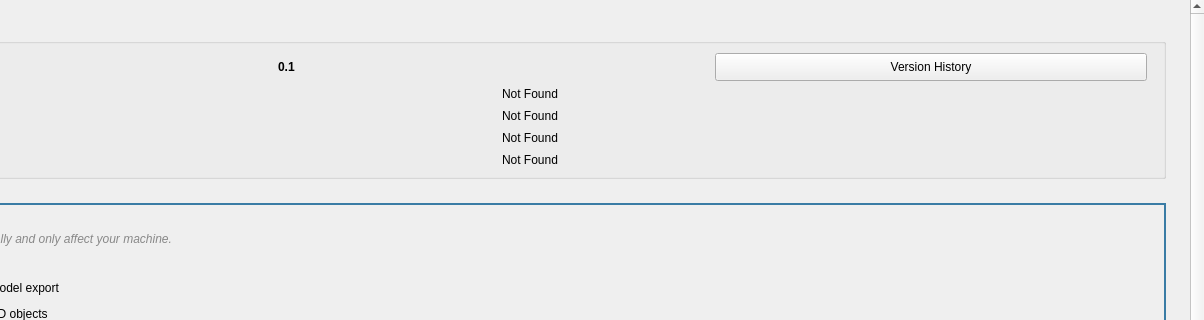
The window that resources/ui/tabs/settings.ui (cpt-cabbage/luma_tools) describes before a commit, drawn with Qt 5; both pictures show x 196 to 1400 and y 0 to 320 of the 1400 by 850 pixel window.
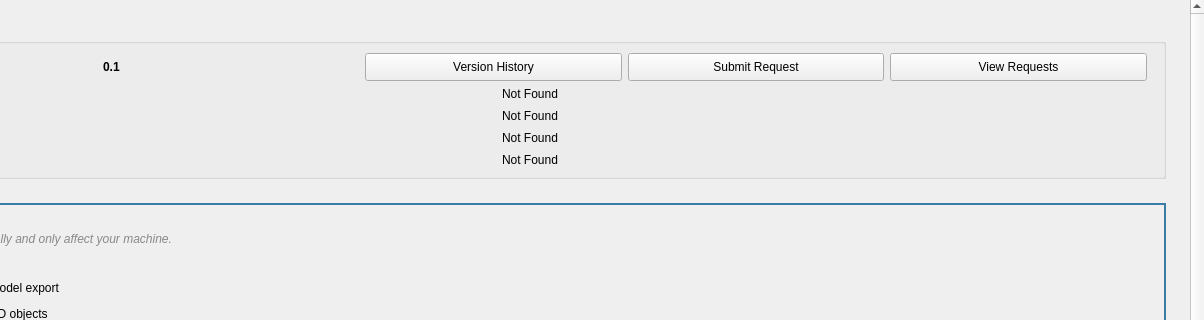
The same window after the commit.

Commit message: - Implement feature request submission dialog with categories (Feature, Bug, Enhancement, Question) - Fix worker import patterns to use lazy imports for thread safety - Fix install script not considering venv

Diff of the .ui file:
```diff
--- a/resources/ui/tabs/settings.ui
+++ b/resources/ui/tabs/settings.ui
@@ -100,6 +100,41 @@
               </property>
              </widget>
             </item>
+            <item>
+             <widget class="QPushButton" name="submitFeatureRequestButton">
+              <property name="text">
+               <string>Submit Request</string>
+              </property>
+              <property name="toolTip">
+               <string>Submit a feature request or bug report</string>
+              </property>
+              <property name="minimumSize">
+               <size>
+                <width>120</width>
+                <height>28</height>
+               </size>
+              </property>
+             </widget>
+            </item>
+            <item>
+             <widget class="QPushButton" name="viewFeatureRequestsButton">
+              <property name="text">
+               <string>View Requests</string>
+              </property>
+              <property name="toolTip">
+               <string>View all feature requests (admin only)</string>
+              </property>
+              <property name="minimumSize">
+               <size>
+                <width>120</width>
+                <height>28</height>
+               </size>
+              </property>
+              <property name="visible">
+               <bool>false</bool>
+              </property>
+             </widget>
+            </item>
             <item>
              <spacer name="versionSpacer">
               <property name="orientation">
```
The commit also changes 7 other files.
